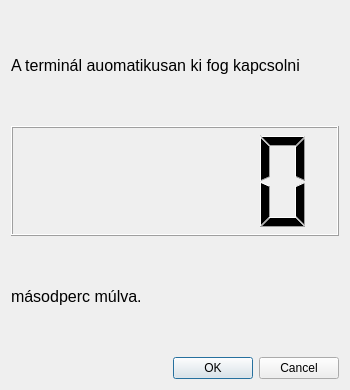
Before: the Qt Designer form idletimeout.ui in csikfer/rdpwrp, drawn with Qt 5.
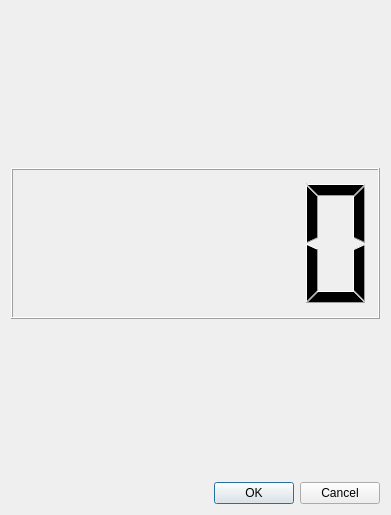
After: the same form once the commit is applied.

The edit to the form file:
```diff
--- a/idletimeout.ui
+++ b/idletimeout.ui
@@ -6,8 +6,8 @@
    <rect>
     <x>0</x>
     <y>0</y>
-    <width>350</width>
-    <height>390</height>
+    <width>391</width>
+    <height>515</height>
    </rect>
   </property>
   <property name="windowTitle">
@@ -15,14 +15,17 @@
   </property>
   <layout class="QVBoxLayout" name="verticalLayout">
    <item>
-    <widget class="QLabel" name="label">
+    <widget class="QLabel" name="labelUp">
+     <property name="enabled">
+      <bool>false</bool>
+     </property>
      <property name="font">
       <font>
        <pointsize>12</pointsize>
       </font>
      </property>
      <property name="text">
-      <string>A terminál auomatikusan ki fog kapcsolni</string>
+      <string/>
      </property>
     </widget>
    </item>
@@ -30,19 +33,25 @@
     <widget class="QLCDNumber" name="lcdNumber"/>
    </item>
    <item>
-    <widget class="QLabel" name="label_2">
+    <widget class="QLabel" name="labelDown">
+     <property name="enabled">
+      <bool>false</bool>
+     </property>
      <property name="font">
       <font>
        <pointsize>12</pointsize>
       </font>
      </property>
      <property name="text">
-      <string>másodperc múlva.</string>
+      <string/>
      </property>
     </widget>
    </item>
    <item>
     <widget class="QDialogButtonBox" name="buttonBox">
+     <property name="enabled">
+      <bool>true</bool>
+     </property>
      <property name="orientation">
       <enum>Qt::Horizontal</enum>
      </property>
```
Left out of the diff: 35 changed lines with no effect on the pictures.
